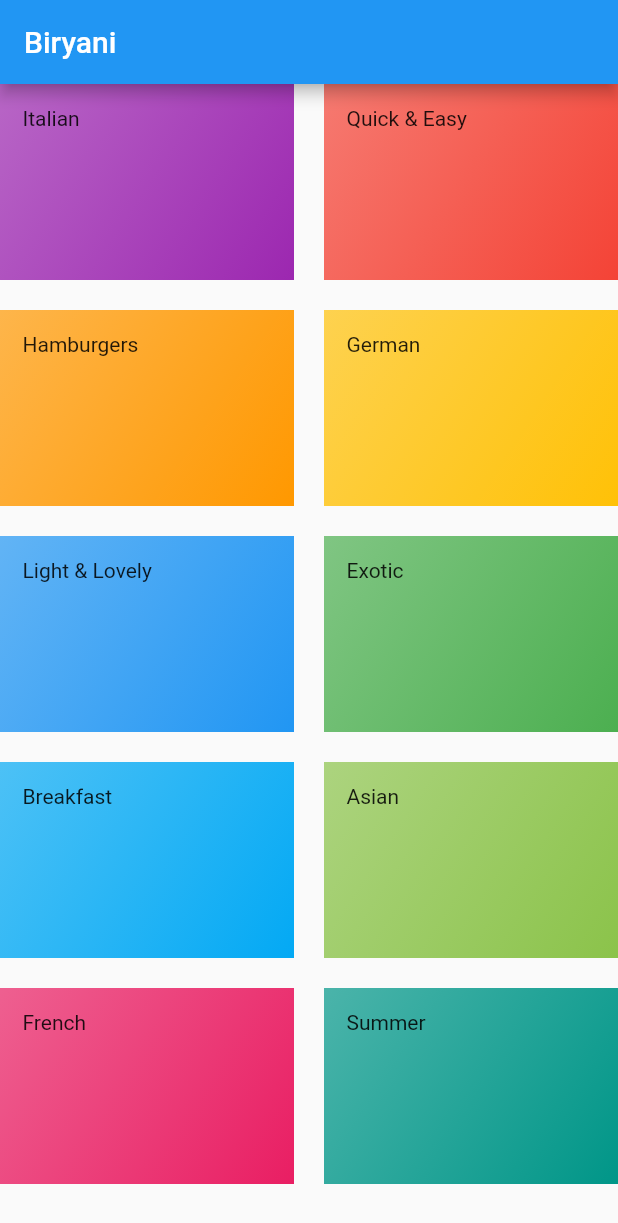
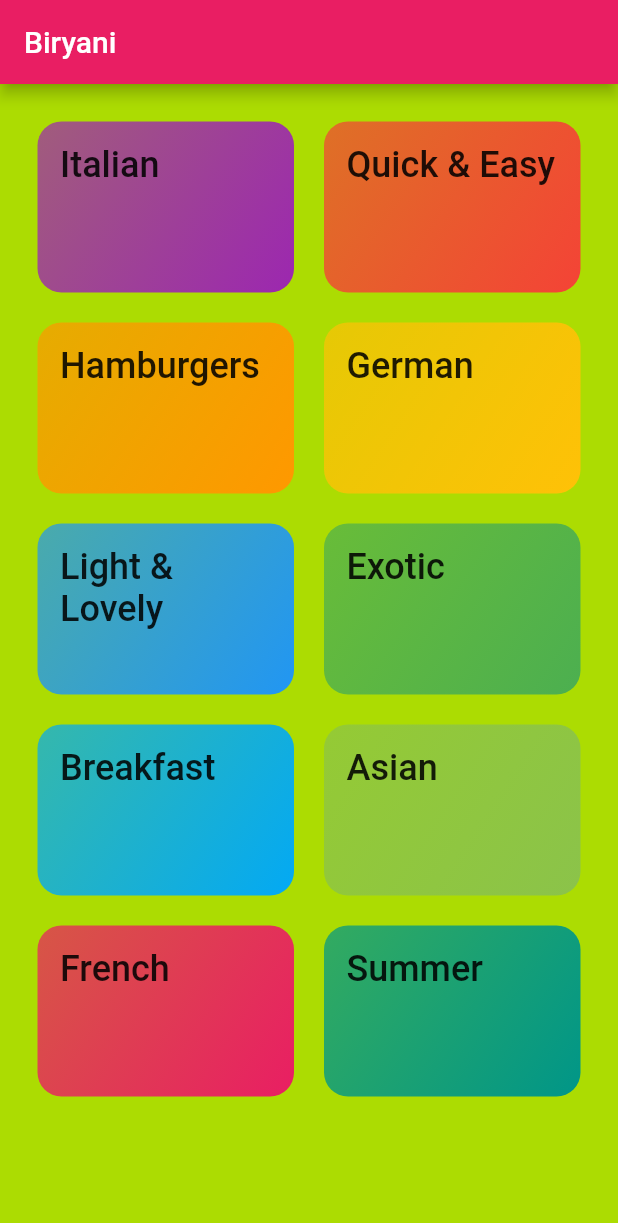
Before and after one commit to iavsm/flutter_meal, a Flutter app: the screen it shows after launch, on a phone screen of 412 x 824 dp. Shown: the top 1223 px of the screen. Run offline on Flutter 3.47's test engine with Material 2 defaults, Android fonts, the phone set to English and light mode, and no system bars; Roboto replaces fonts that are missing (Releway, RobotoCondensed).

```diff
--- a/lib/categories_screen.dart
+++ b/lib/categories_screen.dart
@@ -1,7 +1,6 @@
 import 'package:flutter/material.dart';
 import 'package:flutter_meal_app/category_item.dart';
 import 'package:flutter_meal_app/dummy-data.dart';
-import 'model/category.dart';
 
 class CategoriesScreen extends StatelessWidget {
   @override
@@ -11,15 +10,18 @@ class CategoriesScreen extends StatelessWidget {
           title: const Text("Biryani"),
         ),
         body: GridView(
+            padding: EdgeInsets.all(25),
             children: DUMMY_CATEGORIES
                 .map((categoryData) =>
-                  CategoryItem(categoryData.title, categoryData.color))
+                    CategoryItem(categoryData.id, categoryData.title, categoryData.color))
                 .toList(),
             gridDelegate: SliverGridDelegateWithMaxCrossAxisExtent(
                 maxCrossAxisExtent: 200,
                 childAspectRatio: 3 / 2,
                 crossAxisSpacing: 20,
                 mainAxisSpacing: 20),
-        ));
+          ),
+
+    );
   }
 }
--- a/lib/category_item.dart
+++ b/lib/category_item.dart
@@ -1,26 +1,43 @@
 import 'package:flutter/material.dart';
+import 'package:flutter_meal_app/category_detail_screen.dart';
+
 import 'model/category.dart';
 
-
 class CategoryItem extends StatelessWidget {
-
+  final String id;
   final String title;
   final Color color;
 
-  CategoryItem(this.title, this.color);
-
+  CategoryItem(this.id, this.title, this.color);
 
   @override
   Widget build(BuildContext context) {
-    return Container(
-      child: Text(title),
-      padding: EdgeInsets.all(15),
-      decoration: BoxDecoration(
-        gradient: LinearGradient(colors: [color.withOpacity(0.7), color],
-        begin: Alignment.topLeft,
-        end: Alignment.bottomRight),
-
+    return InkWell(
+      onTap: () => selectCategory(context),
+      splashColor: Theme.of(context).primaryColor,
+      borderRadius: BorderRadius.circular(15),
+      child: Container(
+        child: Text(
+          title,
+          style: Theme.of(context).textTheme.title,
+        ),
+        padding: EdgeInsets.all(15),
+        decoration: BoxDecoration(
+            gradient: LinearGradient(
+                colors: [color.withOpacity(0.7), color],
+                begin: Alignment.topLeft,
+                end: Alignment.bottomRight),
+            borderRadius: BorderRadius.circular(16)),
       ),
     );
   }
+
+  selectCategory(BuildContext context) {
+//    Navigator.of(context).push(MaterialPageRoute(builder: (_) {
+//      return CategoryDetailScreen(id,title);
+//    }));
+
+    Navigator.of(context)
+        .pushNamed("category_meal", arguments: {"id": id, "title": title});
+  }
 }
--- a/lib/main.dart
+++ b/lib/main.dart
@@ -1,5 +1,6 @@
 import 'package:flutter/material.dart';
 import 'package:flutter_meal_app/categories_screen.dart';
+import 'package:flutter_meal_app/category_detail_screen.dart';
 
 void main() => runApp(MyApp());
 
@@ -9,9 +10,23 @@ class MyApp extends StatelessWidget {
     return MaterialApp(
       title: 'DeliMeals',
       theme: ThemeData(
-        primarySwatch: Colors.blue,
+        primarySwatch: Colors.pink,
+        accentColor: Colors.grey,
+        canvasColor: Color.fromARGB(254, 2220, 220, 1),
+        fontFamily: "Releway",
+        textTheme: ThemeData.light().textTheme.copyWith(
+              body1: TextStyle(color: Color.fromARGB(50, 20, 20, 1)),
+              body2: TextStyle(color: Color.fromARGB(50, 20, 20, 1)),
+              title: TextStyle(
+                fontFamily: "RobotoCondensed",
+                fontSize: 24,
+              ),
+            ),
       ),
       home: CategoriesScreen(),
+      routes: {
+        "category_meal" : (context) => CategoryDetailScreen(),
+      },
     );
   }
 }
```
Also changed, not shown: lib/category_detail_screen.dart (added, +23 -0 lines), pubspec.yaml (+15 -1 lines), fonts/Raleway-Black.ttf (added), fonts/Raleway-Bold.ttf (added), fonts/Raleway-Regular.ttf (added), fonts/RobotoCondensed-Bold.ttf (added), fonts/RobotoCondensed-Italic.ttf (added), fonts/RobotoCondensed-Light.ttf (added), fonts/RobotoCondensed-Regular.ttf (added). Lines whose indentation alone changed are shown as unchanged.
